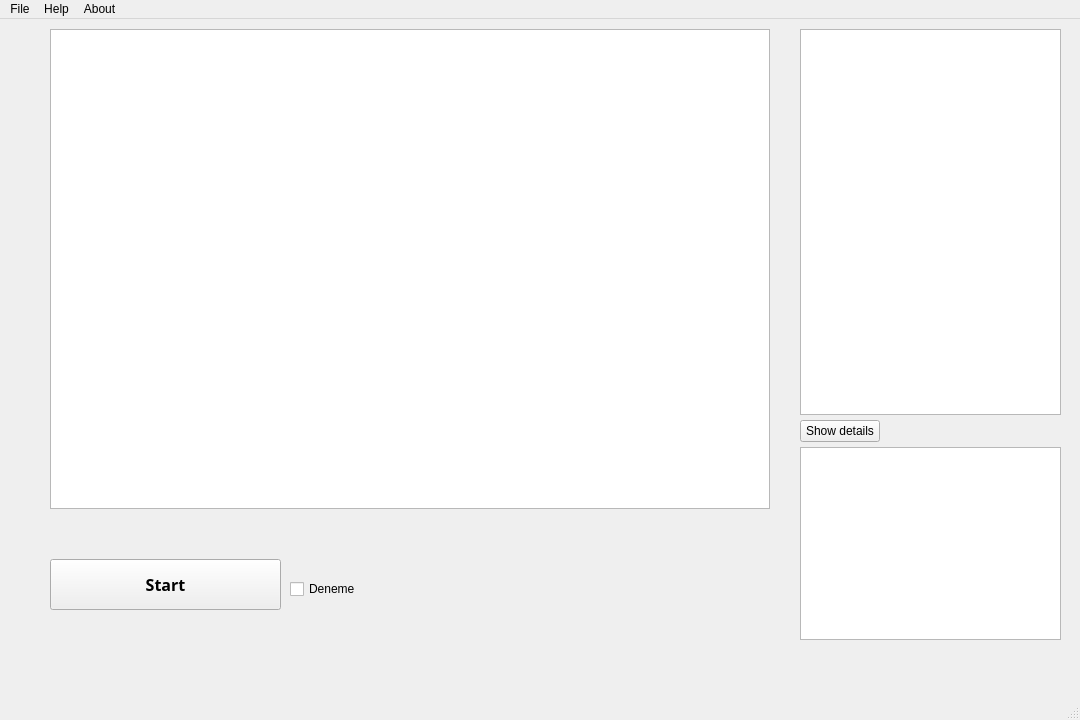
Qt form ui/mainWindow.ui (WeNN-Artificial-Intelligence/PyQT-Object-Detection-App) before a commit.
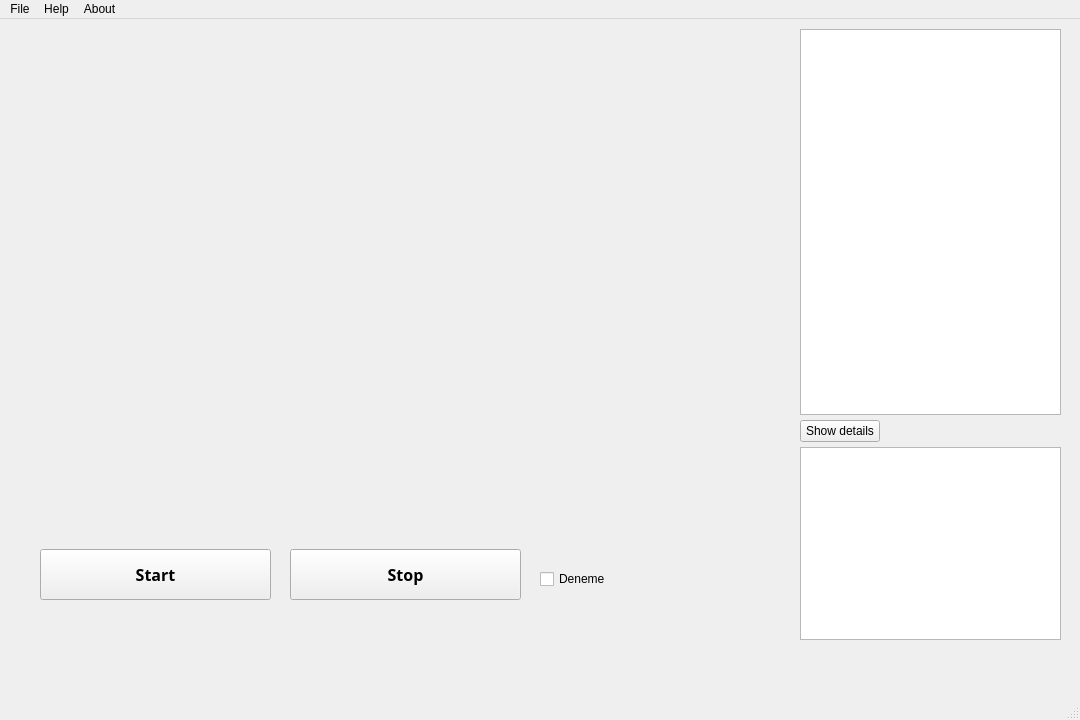
The same form after that commit.

Commit message: update mainWindow ui and add thread functions for video stream

```diff
--- a/ui/mainWindow.ui
+++ b/ui/mainWindow.ui
@@ -23,8 +23,8 @@
    <widget class="QCheckBox" name="checkBox">
     <property name="geometry">
      <rect>
-      <x>290</x>
-      <y>560</y>
+      <x>540</x>
+      <y>550</y>
       <width>81</width>
       <height>20</height>
      </rect>
@@ -36,8 +36,8 @@
    <widget class="QPushButton" name="pushButton">
     <property name="geometry">
      <rect>
-      <x>50</x>
-      <y>540</y>
+      <x>290</x>
+      <y>530</y>
       <width>231</width>
       <height>51</height>
      </rect>
@@ -51,7 +51,7 @@
      </font>
     </property>
     <property name="text">
-     <string>Start</string>
+     <string>Stop</string>
     </property>
    </widget>
    <widget class="QWidget" name="verticalLayoutWidget">
@@ -105,14 +105,38 @@
      </item>
     </layout>
    </widget>
-   <widget class="QGraphicsView" name="graphicsView">
+   <widget class="QLabel" name="streamLabel">
     <property name="geometry">
      <rect>
-      <x>50</x>
-      <y>10</y>
+      <x>40</x>
+      <y>30</y>
       <width>720</width>
       <height>480</height>
      </rect>
+    </property>
+    <property name="text">
+     <string/>
+    </property>
+   </widget>
+   <widget class="QPushButton" name="startPushButton">
+    <property name="geometry">
+     <rect>
+      <x>40</x>
+      <y>530</y>
+      <width>231</width>
+      <height>51</height>
+     </rect>
+    </property>
+    <property name="font">
+     <font>
+      <family>Bahnschrift</family>
+      <pointsize>12</pointsize>
+      <weight>75</weight>
+      <bold>true</bold>
+     </font>
+    </property>
+    <property name="text">
+     <string>Start</string>
     </property>
    </widget>
   </widget>
```
Left out of the diff: 2 changed lines with no effect on the pictures. The commit also changes 1 other file.
